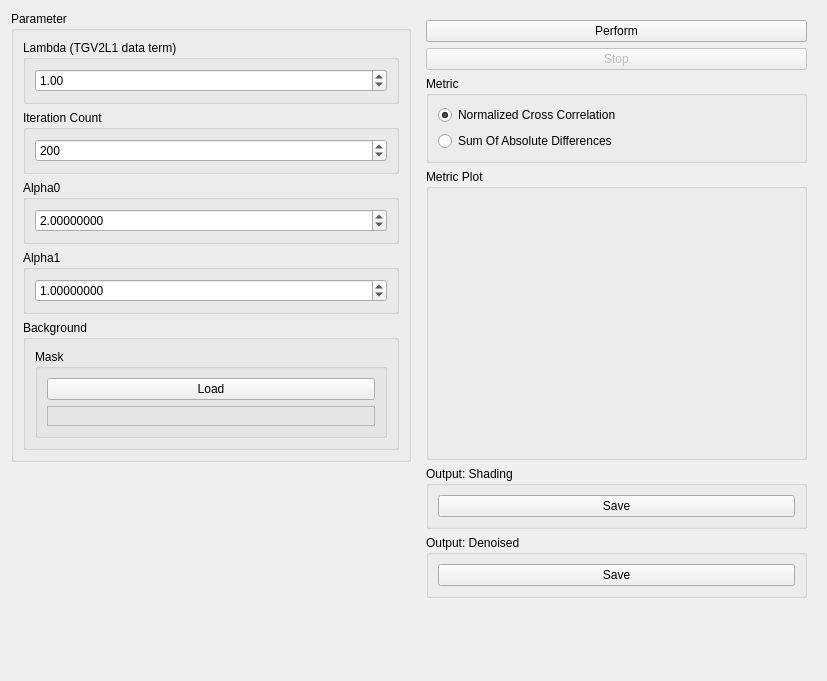
The window that source/modules/tgv_deshade_metric_plot/TGVDeshadeMetricPlotWidget.ui (josefkoller/ambient_image_processor) describes before a commit, drawn with Qt 5.
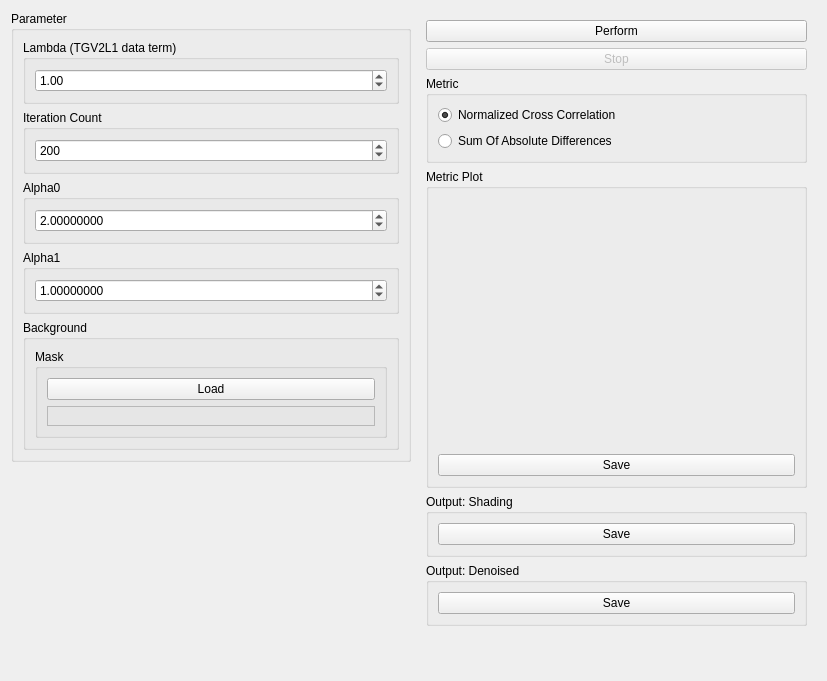
The same window after the commit. Custom widgets are drawn as their Qt base class.

Commit message: save metric plot

```diff
--- a/source/modules/tgv_deshade_metric_plot/TGVDeshadeMetricPlotWidget.ui
+++ b/source/modules/tgv_deshade_metric_plot/TGVDeshadeMetricPlotWidget.ui
@@ -225,7 +225,7 @@
         <property name="title">
          <string>Metric Plot</string>
         </property>
-        <layout class="QHBoxLayout" name="horizontalLayout_3">
+        <layout class="QVBoxLayout" name="verticalLayout_13">
          <item>
           <widget class="QCustomPlot" name="metric_plot" native="true">
            <property name="minimumSize">
@@ -236,6 +236,13 @@
            </property>
           </widget>
          </item>
+         <item>
+          <widget class="QPushButton" name="save_metric_plot_button">
+           <property name="text">
+            <string>Save</string>
+           </property>
+          </widget>
+         </item>
         </layout>
        </widget>
       </item>
```
The commit also changes 2 other files.
